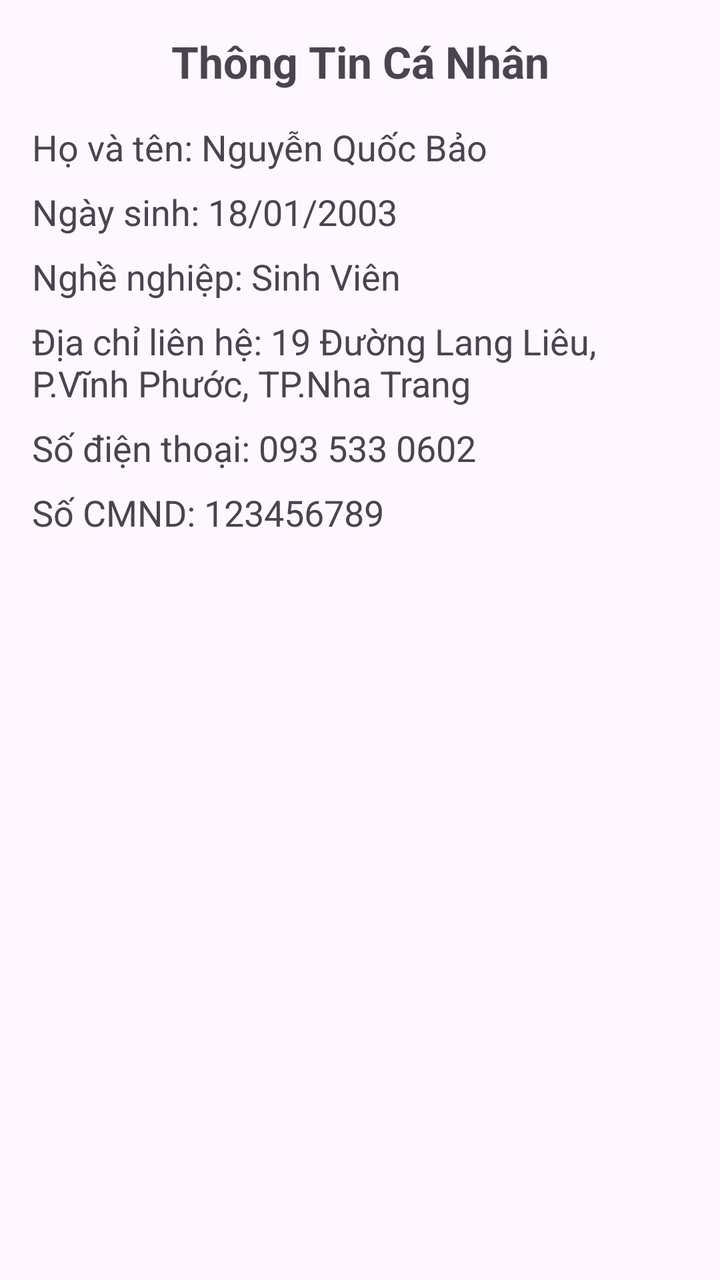
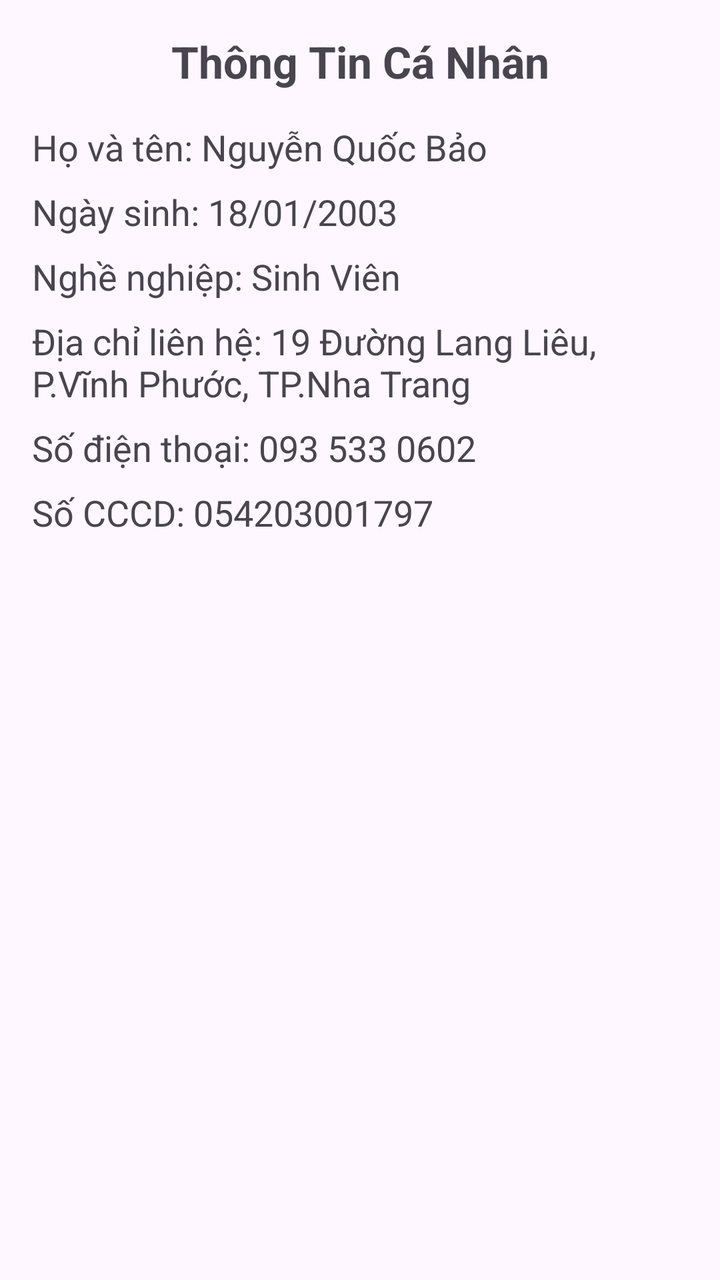

Compare the two renders of this Android layout. The source of the first and the diff that turns it into the second are given below.
<!-- AndroidManifest.xml: application theme Theme.ThiGK_luyentap -->
<!-- res/layout/activity_cau4.xml -->
<?xml version="1.0" encoding="utf-8"?>
<LinearLayout xmlns:android="http://schemas.android.com/apk/res/android"
    xmlns:app="http://schemas.android.com/apk/res-auto"
    xmlns:tools="http://schemas.android.com/tools"
    android:id="@+id/main"
    android:layout_width="match_parent"
    android:layout_height="match_parent"
    android:orientation="vertical"
    android:padding="16dp"
    tools:context=".ActivityCau4">

    <TextView
        android:layout_width="match_parent"
        android:layout_height="wrap_content"
        android:text="Thông Tin Cá Nhân"
        android:textSize="22sp"
        android:textStyle="bold"
        android:gravity="center"
        android:layout_marginBottom="16dp" />

    <TextView
        android:id="@+id/txtFullName"
        android:layout_width="match_parent"
        android:layout_height="wrap_content"
        android:text="Họ và tên: Nguyễn Quốc Bảo"
        android:textSize="18sp"
        android:layout_marginBottom="8dp" />

    <TextView
        android:id="@+id/txtBirthDate"
        android:layout_width="match_parent"
        android:layout_height="wrap_content"
        android:text="Ngày sinh: 18/01/2003"
        android:textSize="18sp"
        android:layout_marginBottom="8dp" />

    <TextView
        android:id="@+id/txtJob"
        android:layout_width="match_parent"
        android:layout_height="wrap_content"
        android:text="Nghề nghiệp: Sinh Viên"
        android:textSize="18sp"
        android:layout_marginBottom="8dp" />

    <TextView
        android:id="@+id/txtAddress"
        android:layout_width="match_parent"
        android:layout_height="wrap_content"
        android:text="Địa chỉ liên hệ: 19 Đường Lang Liêu, P.Vĩnh Phước, TP.Nha Trang"
        android:textSize="18sp"
        android:layout_marginBottom="8dp" />

    <TextView
        android:id="@+id/txtPhone"
        android:layout_width="match_parent"
        android:layout_height="wrap_content"
        android:text="Số điện thoại: 093 533 0602"
        android:textSize="18sp"
        android:layout_marginBottom="8dp" />

    <TextView
        android:id="@+id/txtID"
        android:layout_width="match_parent"
        android:layout_height="wrap_content"
        android:text="Số CMND: 123456789"
        android:textSize="18sp"
        android:layout_marginBottom="8dp" />

</LinearLayout>
<!-- resources referenced by this layout -->
<resources>
  <style name="Theme.ThiGK_luyentap" parent="Base.Theme.ThiGK_luyentap" />
  <style name="Base.Theme.ThiGK_luyentap" parent="Theme.Material3.DayNight.NoActionBar">
          
          
      </style>
</resources>

<!-- the commit's change to res/layout/activity_cau4.xml (unified diff, before → after) -->
@@ -62,7 +62,7 @@
         android:id="@+id/txtID"
         android:layout_width="match_parent"
         android:layout_height="wrap_content"
-        android:text="Số CMND: 123456789"
+        android:text="Số CCCD: 054203001797"
         android:textSize="18sp"
         android:layout_marginBottom="8dp" />
 
